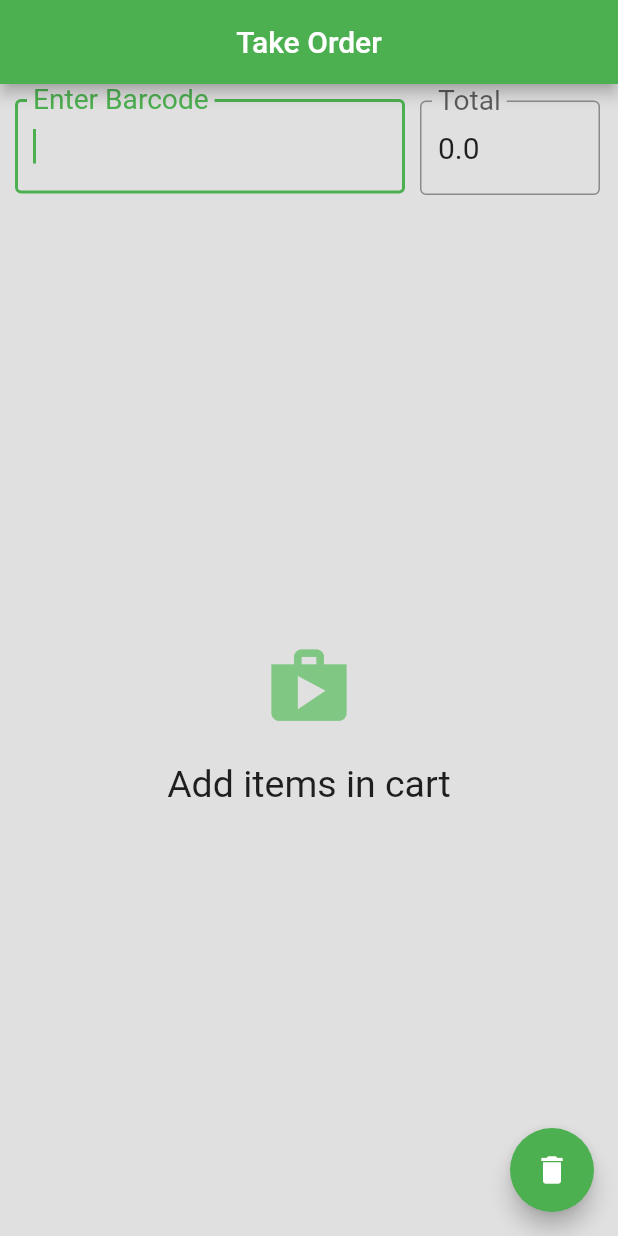
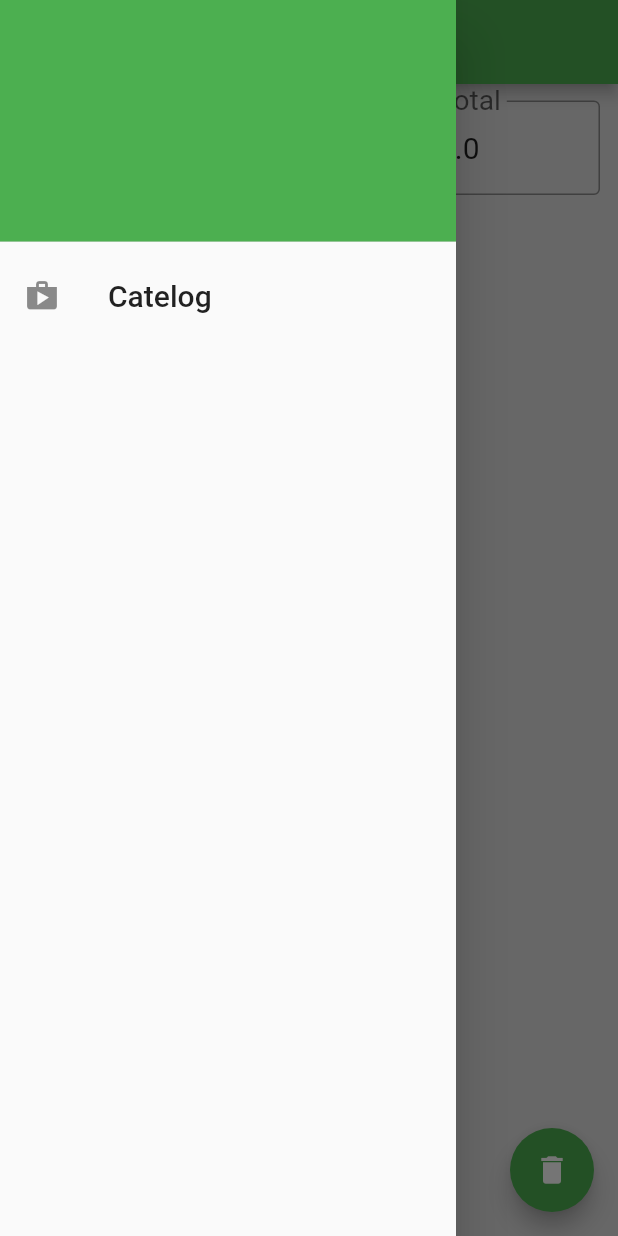
Before and after one commit to biswa1751/shoppy, a Flutter app: the screen it shows after launch, with the side drawer open (before the commit the screen has no drawer), on a phone screen of 412 x 824 dp. Run offline on Flutter 3.47's test engine with Material 2 defaults, Android fonts, the phone set to English and light mode, and no system bars; our stand-ins replace cloud_firestore, pdf, printing; accounts and stored records are empty.

Commit message:
Adding catelog

```diff
--- a/lib/ui/Product_view.dart
+++ b/lib/ui/Product_view.dart
@@ -82,7 +82,6 @@ class _ProductViewState extends State<ProductView> {
                   autofocus: true,
                   onSubmitted: updateTotal,
                   controller: _qtyController,
-                  onEditingComplete: updateTotal,
                   keyboardType: TextInputType.numberWithOptions(),
                   decoration: InputDecoration(
                       border: UnderlineInputBorder(),
--- a/lib/ui/home_page.dart
+++ b/lib/ui/home_page.dart
@@ -3,6 +3,7 @@ import 'package:flutter/material.dart';
 import 'package:shoppy/ui/Product_view.dart';
 import 'package:shoppy/data/product_data.dart';
 import 'package:shoppy/model/product.dart';
+import 'package:shoppy/ui/catalog.dart';
 
 class HomePage extends StatefulWidget {
   @override
@@ -102,6 +103,20 @@ class _HomePageState extends State<HomePage> {
       appBar: new AppBar(
         title: new Text('Take Order'),
         centerTitle: true,
+      ),
+      drawer: Drawer(
+        child: Column(
+          children: <Widget>[
+            UserAccountsDrawerHeader(),
+            ListTile(
+              leading: Icon(Icons.shop),
+              title: Text("Catelog",style: TextStyle(fontSize: 20),),
+              onTap: (){
+                Navigator.of(context).push(MaterialPageRoute(builder: (context)=>CataLog()));
+              },
+            )
+          ],
+        ),
       ),
       backgroundColor: Colors.grey[300],
       body: StreamBuilder<QuerySnapshot>(
```
Also changed, not shown: lib/ui/catalog.dart (added, +35 -0 lines).
